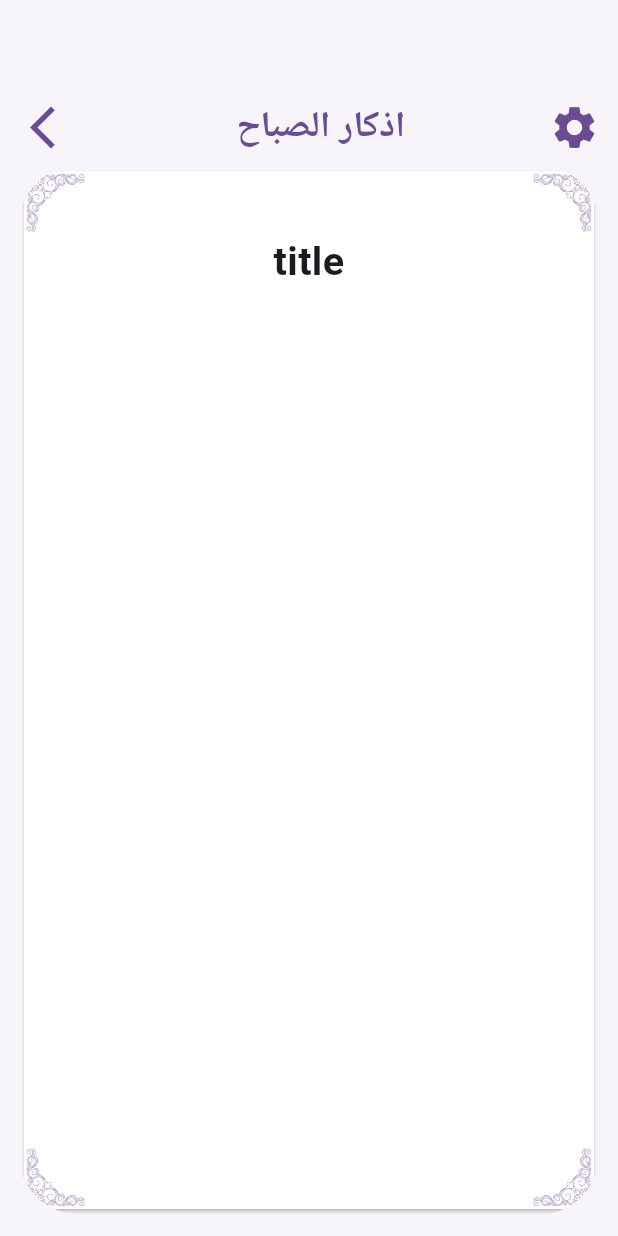
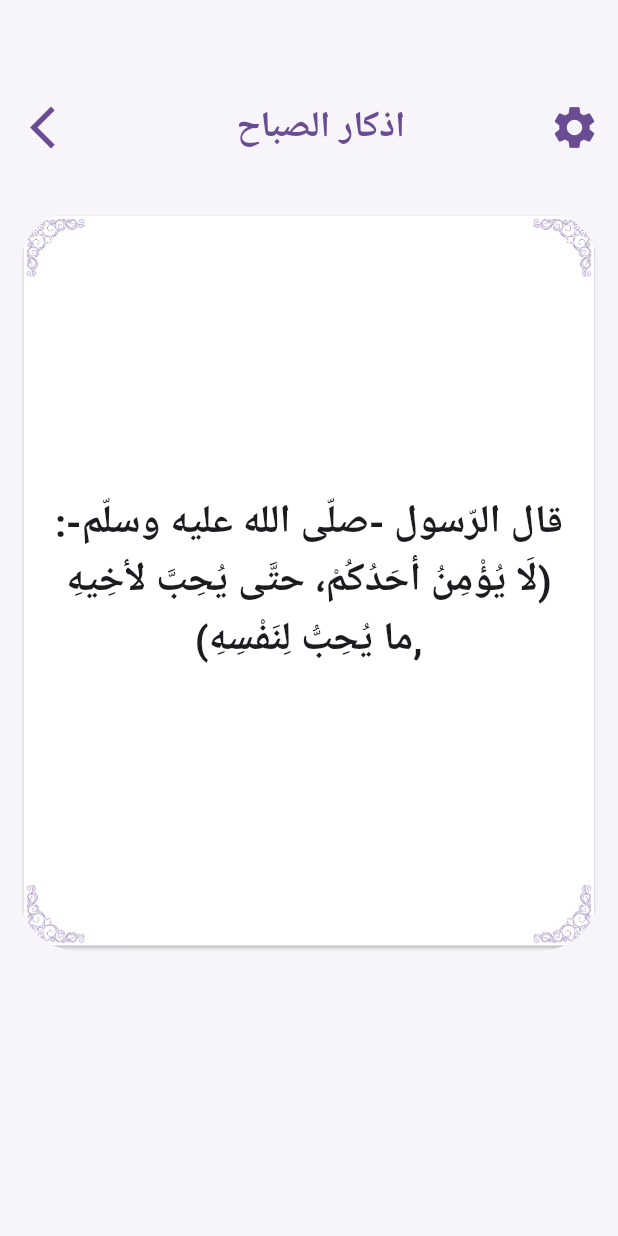
Before and after one commit to MohamedFayad33/muslim_supplications, a Flutter app: the DetailsView screen opened directly, on a phone screen of 412 x 824 dp. Run offline on Flutter 3.47's test engine with Material 3 defaults, Android fonts, the phone set to English and light mode, and no system bars; our stand-ins replace google_fonts; Roboto replaces fonts that are missing (Amiri).

Commit message:
create body detailsview

```diff
--- a/lib/modules/layout/presentaion/pages/home/details_view.dart
+++ b/lib/modules/layout/presentaion/pages/home/details_view.dart
@@ -1,7 +1,7 @@
 import 'package:flutter/material.dart';
 import 'package:muslim_supplications/core/resources/values_manager.dart';
 import 'package:muslim_supplications/modules/layout/presentaion/pages/home/widgets/appbar_details_view.dart';
-import 'package:muslim_supplications/modules/layout/presentaion/pages/home/widgets/azkar_card.dart';
+import 'package:muslim_supplications/modules/layout/presentaion/pages/home/widgets/body_details_view.dart';
 
 class DetailsView extends StatelessWidget {
   const DetailsView({super.key});
@@ -18,19 +18,11 @@ class DetailsView extends StatelessWidget {
         child: Column(
           children: [
             AppbarDetailsView(),
-            Container(height: 700, child: AzkarCard(title: 'title')),
+            SizedBox(height: 30),
+            BodyDetailsView(),
           ],
         ),
       ),
     );
   }
 }
-
-class BodyDetailsView extends StatelessWidget {
-  const BodyDetailsView({super.key});
-
-  @override
-  Widget build(BuildContext context) {
-    return Container(child: AzkarCard(title: 'title'));
-  }
-}
--- a/lib/modules/layout/presentaion/pages/home/widgets/azkar_card.dart
+++ b/lib/modules/layout/presentaion/pages/home/widgets/azkar_card.dart
@@ -20,6 +20,7 @@ class AzkarCard extends StatelessWidget {
         color: ColorManager.cards,
         child: Column(
           mainAxisSize: MainAxisSize.min,
+          mainAxisAlignment: MainAxisAlignment.center,
           children: [
             Row(
               mainAxisAlignment: MainAxisAlignment.spaceBetween,
@@ -43,6 +44,7 @@ class AzkarCard extends StatelessWidget {
                 ),
               ],
             ),
+            Spacer(),
             icon != null ? Icon(icon, size: 60) : const SizedBox(),
             Padding(
               padding: const EdgeInsets.symmetric(horizontal: AppPadding.p16),
--- /dev/null
+++ b/lib/modules/layout/presentaion/pages/home/widgets/body_details_view.dart
@@ -0,0 +1,19 @@
+import 'package:flutter/material.dart';
+import 'package:muslim_supplications/modules/layout/presentaion/pages/home/widgets/azkar_card.dart';
+
+class BodyDetailsView extends StatelessWidget {
+  const BodyDetailsView({super.key});
+
+  @override
+  Widget build(BuildContext context) {
+    double height = MediaQuery.sizeOf(context).height;
+
+    return SizedBox(
+      height: height * 0.60,
+      child: AzkarCard(
+        title:
+            'قال الرّسول -صلّى الله عليه وسلّم-: (لَا يُؤْمِنُ أحَدُكُمْ، حتَّى يُحِبَّ لأخِيهِ ما يُحِبُّ لِنَفْسِهِ),',
+      ),
+    );
+  }
+}
```
